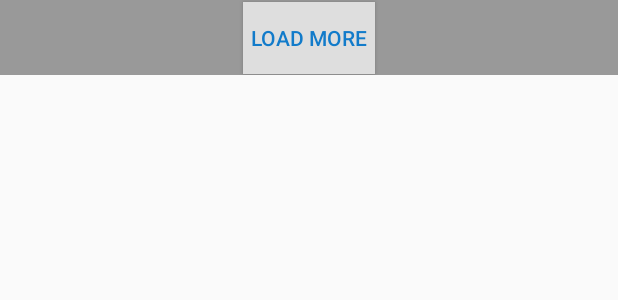
After one commit to codeloadr/OathChallenge, an Android app: the layout footer_layout.xml on its own in the app's theme, with its tools: preview values and no code run, on a phone screen of 412 x 824 dp. The commit adds this screen. Shown: the top 300 px of the screen. Run offline under Robolectric (Android 15) with nearby library versions, the phone set to English and light mode, and no system bars; network calls fail.

Commit message:
Basic functionality completed

```diff
--- a/app/src/main/java/com/example/alimu/flickrapp/MainContract.java
+++ b/app/src/main/java/com/example/alimu/flickrapp/MainContract.java
@@ -14,8 +14,7 @@ public interface MainContract {
 
     abstract class Presenter extends AbstractPresenter<View> {
         abstract void setContext(Context context);
-        abstract Context getContext();
-        abstract void requestAPICall();
+        abstract void requestAPICall(String pageName);
         abstract void setView(MainContract.View view);
     }
 }
--- /dev/null
+++ b/app/src/main/res/layout/footer_layout.xml
@@ -0,0 +1,20 @@
+<?xml version="1.0" encoding="utf-8"?>
+<android.support.constraint.ConstraintLayout xmlns:android="http://schemas.android.com/apk/res/android"
+    xmlns:app="http://schemas.android.com/apk/res-auto"
+    android:layout_width="match_parent"
+    android:layout_height="@dimen/button_margin"
+    android:background="@color/grey_color">
+
+    <Button
+        android:id="@+id/loadMoreButton"
+        android:layout_width="wrap_content"
+        android:layout_height="wrap_content"
+        android:text="@string/load_more_text"
+        android:visibility="visible"
+        android:textColor="@color/light_blue_color"
+        android:background="@color/light_grey_color"
+        app:layout_constraintLeft_toLeftOf="parent"
+        app:layout_constraintRight_toRightOf="parent"
+        app:layout_constraintTop_toTopOf="parent"
+        app:layout_constraintBottom_toBottomOf="parent" />
+</android.support.constraint.ConstraintLayout>
--- a/app/src/main/res/values/dimens.xml
+++ b/app/src/main/res/values/dimens.xml
@@ -14,5 +14,5 @@
     <dimen name="row_left_margin">20dp</dimen>
     <dimen name="row_right_margin">20dp</dimen>
     <dimen name="row_gap_margin">18dp</dimen>
-    <dimen name="fab_margin">50dp</dimen>
+    <dimen name="button_margin">50dp</dimen>
 </resources>
```
Also changed, not shown: app/src/main/java/com/example/alimu/flickrapp/MainFragment.java (+13 -19 lines), app/src/main/java/com/example/alimu/flickrapp/MainPresenter.java (+22 -17 lines), app/src/main/java/com/example/alimu/flickrapp/RecyclerAdapter.java (+70 -16 lines), app/src/main/res/layout/fragment_main.xml (+1 -15 lines).
